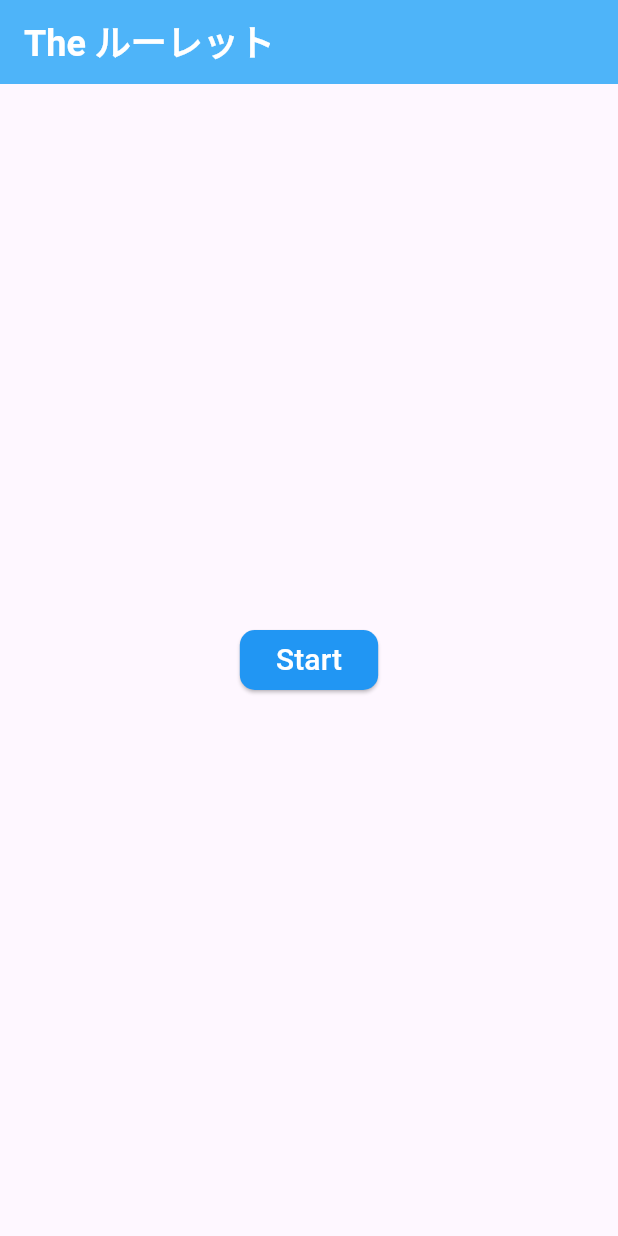
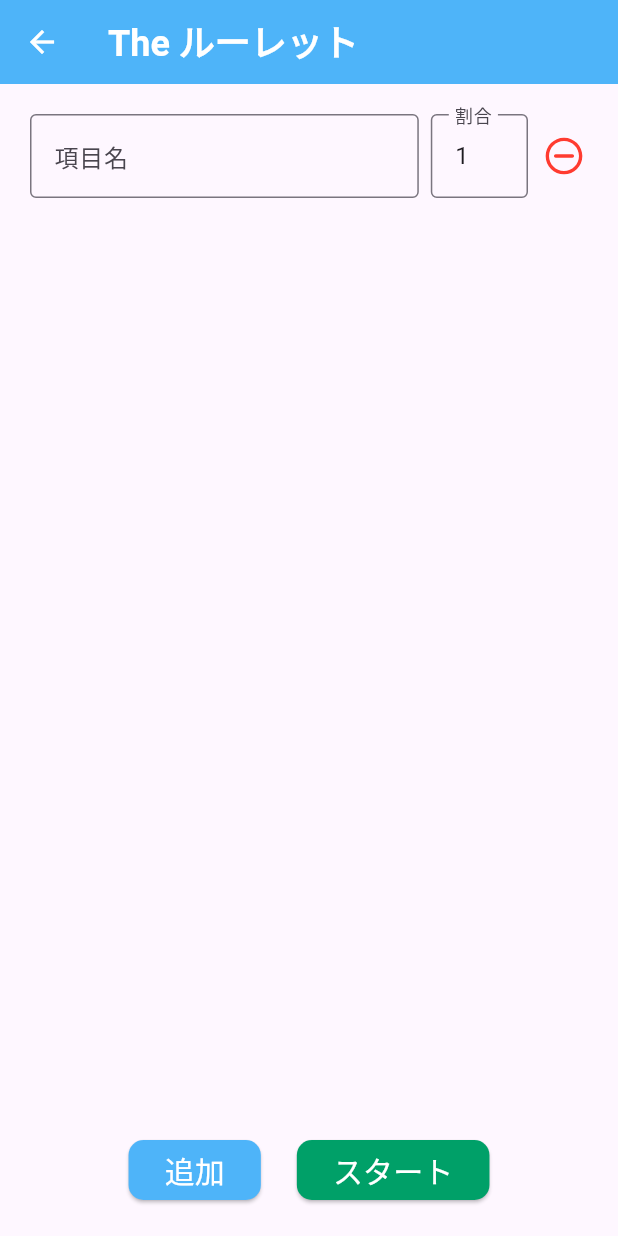
Before and after one commit to iamhrck/the_roulette_app, a Flutter app: the screen it shows after launch, after a tap on "Start", on a phone screen of 412 x 824 dp. Run offline on Flutter 3.47's test engine with Material 3 defaults, Android fonts, the phone set to English and light mode, and no system bars; our stand-ins replace device_preview, equatable, fl_chart, flutter_bloc, flutter_hooks, flutter_svg.

Commit message:
add entry screen

```diff
--- a/lib/shared/constants/app_colors.dart
+++ b/lib/shared/constants/app_colors.dart
@@ -8,4 +8,5 @@ class AppColors {
   static const Color gray = Color(0xFFF2F2F2);
   static const Color blue = Color(0xFF4Eb4F9);
   static const Color lightBlue = Color(0xFF88E0FF);
+  static const Color deepGreen = Color(0xFF00A068);
 }
--- a/lib/shared/constants/assets.dart
+++ b/lib/shared/constants/assets.dart
@@ -2,4 +2,7 @@ class Assets {
   Assets._();
 
   static const String rouletteArrow = 'assets/roulette_arrow.svg';
+  // static const String activeStar = 'assets/active_star.svg';
+  // static const String inactiveStar = 'assets/inactive_star.svg';
+  static const String delete = 'assets/delete.svg';
 }
--- a/lib/shared/router/app_router.dart
+++ b/lib/shared/router/app_router.dart
@@ -20,6 +20,11 @@ class AppRouter {
           builder: (BuildContext context) => RouletteScreen(sections: sections),
         );
 
+      case setup:
+        return MaterialPageRoute(
+          builder: (BuildContext context) => const EntryScreen(),
+        );
+
       default:
         return null;
     }
--- a/lib/ui/my_app.dart
+++ b/lib/ui/my_app.dart
@@ -65,7 +65,7 @@ class MyHomePage extends StatelessWidget {
                   ),
                 ),
                 onPressed: () {
-                  Navigator.pushNamed(context, AppRouter.roulette);
+                  Navigator.pushNamed(context, AppRouter.setup);
                 },
                 child: const Text(
                   'Start',
--- /dev/null
+++ b/lib/ui/screen/entry/entry_screen.dart
@@ -0,0 +1,96 @@
+import 'package:flutter/material.dart';
+import 'package:flutter_bloc/flutter_bloc.dart';
+import 'package:the_roulette_app/bloc/entry/entry_bloc.dart';
+import 'package:the_roulette_app/bloc/entry/entry_event.dart';
+import 'package:the_roulette_app/bloc/entry/entry_state.dart';
+import 'package:the_roulette_app/shared/constants/app_colors.dart';
+import 'package:the_roulette_app/shared/constants/strings.dart';
+import 'package:the_roulette_app/shared/router/app_router.dart';
+import 'package:the_roulette_app/ui/components/app_bar.dart';
+import 'package:the_roulette_app/ui/components/app_button.dart';
+import 'package:the_roulette_app/ui/screen/entry/components/entry_input_line.dart';
+
+class EntryScreen extends StatelessWidget {
+  const EntryScreen({super.key});
+
+  @override
+  Widget build(BuildContext context) {
+    return Scaffold(
+      appBar: const CustomAppBar(title: Strings.appTitle),
+      body: BlocProvider(
+        create: (_) => EntryBloc(),
+        child: const _EntryScreenContents(),
+      ),
+    );
+  }
+}
+
+class _EntryScreenContents extends StatelessWidget {
+  const _EntryScreenContents();
+
+  @override
+  Widget build(BuildContext context) {
+    return GestureDetector(
+      onTap: () => FocusManager.instance.primaryFocus?.unfocus(),
+      behavior: HitTestBehavior.opaque,
+      child: Container(
+        margin: const EdgeInsets.all(20),
+        child: Column(
+          children: [
+            const _EntryInputList(),
+            const SizedBox(height: 24),
+            Row(
+              mainAxisAlignment: MainAxisAlignment.center,
+              children: [
+                AppButton(
+                  text: '追加',
+                  onPressed: () {
+                    context.read<EntryBloc>().add(AddSectionEvent());
+                  },
+                ),
+                const SizedBox(width: 24),
+                AppButton(
+                  text: 'スタート',
+                  buttonColor: AppColors.deepGreen,
+                  onPressed: () {
+                    final state = BlocProvider.of<EntryBloc>(context).state;
+                    if (state.isValid()) {
+                      Navigator.pushNamed(context, AppRouter.roulette,
+                          arguments: state.sections.toPieChartSection());
+                    } else {
+                      // TODO ダイアログによるアラート表示
+                    }
+                  },
+                ),
+              ],
+            )
+          ],
+        ),
+      ),
+    );
+  }
+}
+
+class _EntryInputList extends StatelessWidget {
+  const _EntryInputList();
+
+  @override
+  Widget build(BuildContext context) {
+    return BlocBuilder<EntryBloc, EntryState>(
+      builder: (context, state) {
+        return Expanded(
+          child: ListView.separated(
+              itemCount: state.sections.length,
+              separatorBuilder: (_, __) => const SizedBox(height: 12),
+              itemBuilder: (context, index) {
+                return EntryInutLine(
+                    section: state.sections[index],
+                    onRemoved: (int id) {
+                      context.read<EntryBloc>().add(RemoveSectionEvent(id));
+                    });
+              }),
+        );
+      },
+    );
+  }
+}
```
Also changed, not shown: assets/delete.svg (added), 1 other file.
